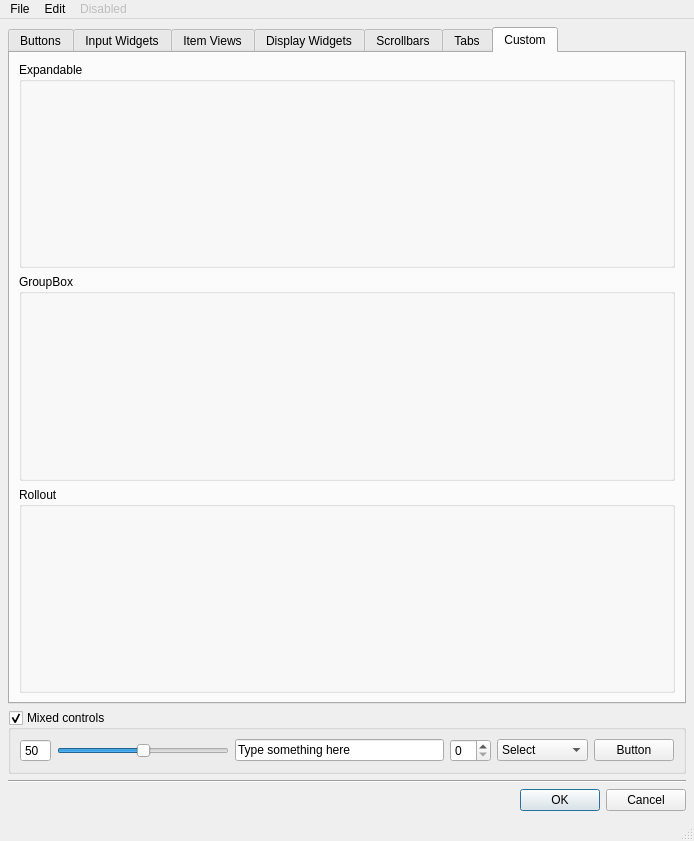
Above: style_ui.ui from mjbonnington/uistyle before the change. Below: the same form after it.
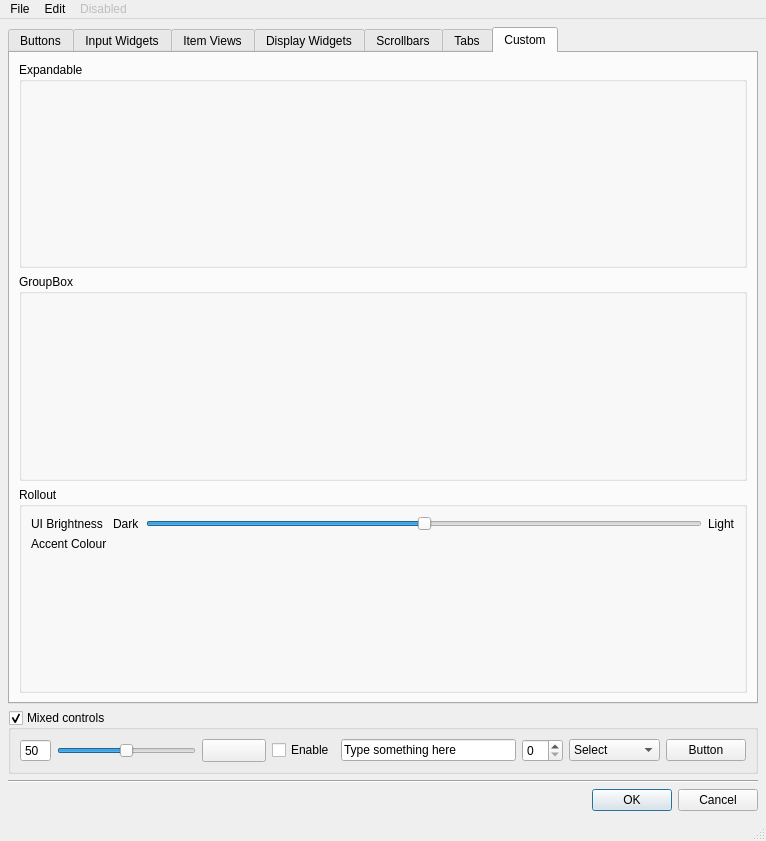
That is the form after the change. The open tabs and pages were chosen to show the change.

Commit message: Updated image resources; ordered qss to better reflect class inheritance hierarchy

```diff
--- a/style_ui.ui
+++ b/style_ui.ui
@@ -6,7 +6,7 @@
    <rect>
     <x>0</x>
     <y>0</y>
-    <width>677</width>
+    <width>766</width>
     <height>841</height>
    </rect>
   </property>
@@ -2337,6 +2337,62 @@
           <property name="expandable" stdset="0">
            <bool>true</bool>
           </property>
+          <layout class="QFormLayout" name="formLayout">
+           <item row="0" column="0">
+            <widget class="QLabel" name="label_17">
+             <property name="text">
+              <string>UI Brightness</string>
+             </property>
+            </widget>
+           </item>
+           <item row="0" column="1">
+            <layout class="QHBoxLayout" name="spinSlider_horizontalLayout_2">
+             <item>
+              <widget class="QLabel" name="label_18">
+               <property name="text">
+                <string>Dark</string>
+               </property>
+              </widget>
+             </item>
+             <item>
+              <widget class="QSlider" name="spinSlider_slider_2">
+               <property name="minimum">
+                <number>0</number>
+               </property>
+               <property name="maximum">
+                <number>100</number>
+               </property>
+               <property name="value">
+                <number>50</number>
+               </property>
+               <property name="orientation">
+                <enum>Qt::Horizontal</enum>
+               </property>
+               <property name="tickPosition">
+                <enum>QSlider::NoTicks</enum>
+               </property>
+               <property name="tickInterval">
+                <number>10</number>
+               </property>
+              </widget>
+             </item>
+             <item>
+              <widget class="QLabel" name="label_19">
+               <property name="text">
+                <string>Light</string>
+               </property>
+              </widget>
+             </item>
+            </layout>
+           </item>
+           <item row="1" column="0">
+            <widget class="QLabel" name="label_20">
+             <property name="text">
+              <string>Accent Colour</string>
+             </property>
+            </widget>
+           </item>
+          </layout>
          </widget>
         </item>
        </layout>
@@ -2400,6 +2456,23 @@
          </item>
         </layout>
        </item>
+       <item>
+        <widget class="QToolButton" name="colorChooser_button">
+         <property name="minimumSize">
+          <size>
+           <width>64</width>
+           <height>0</height>
+          </size>
+         </property>
+        </widget>
+       </item>
+       <item>
+        <widget class="QCheckBox" name="enable_checkBox">
+         <property name="text">
+          <string>Enable</string>
+         </property>
+        </widget>
+       </item>
        <item>
         <widget class="QLineEdit" name="lineEdit_6">
          <property name="text">
@@ -2492,7 +2565,7 @@
     <rect>
      <x>0</x>
      <y>0</y>
-     <width>677</width>
+     <width>766</width>
      <height>21</height>
     </rect>
    </property>
```
Left out of the diff: 156 changed lines with no effect on the pictures. Lines whose indentation alone changed are shown as unchanged. The commit also changes 14 other files.
